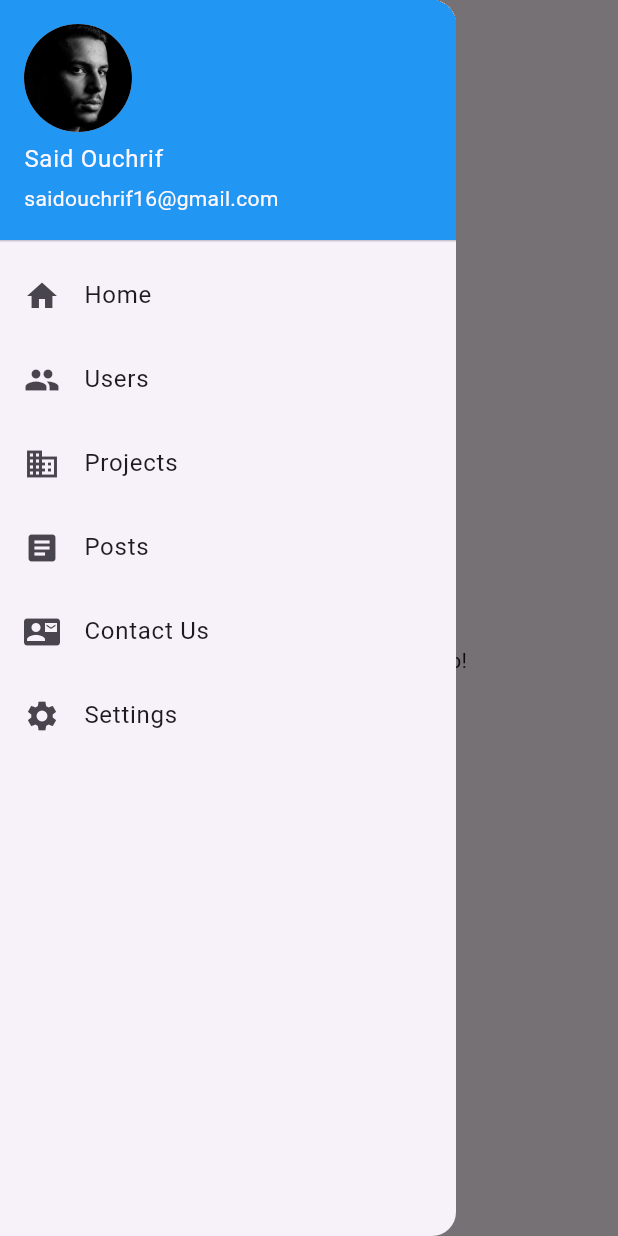
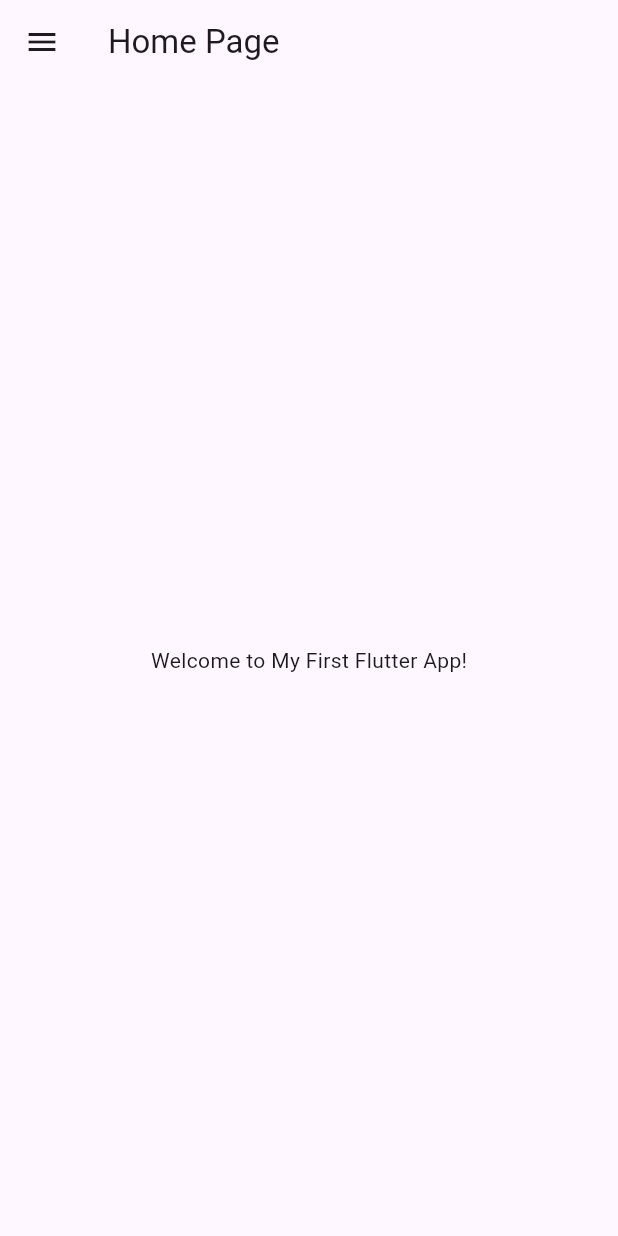
Before and after one commit to Saidouchrif/github_api_flutter_app, a Flutter app: the screen it shows after launch, in the side drawer, after a tap on "Home", on a phone screen of 412 x 824 dp. Run offline on Flutter 3.47's test engine with Material 3 defaults, Android fonts, the phone set to English and light mode, and no system bars.

Commit message:
version de code avec fonction get et add

```diff
--- a/lib/main.dart
+++ b/lib/main.dart
@@ -1,7 +1,9 @@
 import 'package:flutter/material.dart';
+import 'package:github_api_flutter_app/pages/Contact/contact_add.dart';
+import 'package:github_api_flutter_app/pages/Home/home_page.dart';
 
 void main() {
-  runApp(MyApp());
+  runApp(const MyApp());
 }
 
 class MyApp extends StatelessWidget {
@@ -10,79 +12,11 @@ class MyApp extends StatelessWidget {
   @override
   Widget build(BuildContext context) {
     return MaterialApp(
-      home: Scaffold(
-        appBar: AppBar(title: Text('My App')),
-        drawer: Drawer(
-          child: SafeArea(
-            child: Column(
-              children: [
-                UserAccountsDrawerHeader(
-                  decoration: BoxDecoration(color: Colors.blue),
-                  accountName: Text("Said Ouchrif"),
-                  accountEmail: Text("saidouchrif16@gmail.com"),
-                  currentAccountPicture: CircleAvatar(
-                    backgroundImage: AssetImage("images/profile.png"),
-                  ),
-                ),
-                ListTile(
-                  leading: Icon(Icons.home),
-                  title: Text('Home'),
-                  onTap: () {
-                    // Handle Home tap
-                  },
-                ),
-                ListTile(
-                  leading: Icon(Icons.people),
-                  title: Text('Users'),
-                  onTap: () {
-                    // Handle Users tap
-                  },
-                ),
-                ListTile(
-                  leading: Icon(Icons.business),
-                  title: Text('Projects'),
-                  onTap: () {
-                    // Handle Projects tap
-                  },
-                ),
-                ListTile(
-                  leading: Icon(Icons.article),
-                  title: Text('Posts'),
-                  onTap: () {
-                    // Handle Posts tap
-                  },
-                ),
-                ListTile(
-                  leading: Icon(Icons.contact_mail),
-                  title: Text('Contact Us'),
-                  onTap: () {
-                    // Handle Contact Us tap
-                  },
-                ),
-                ListTile(
-                  leading: Icon(Icons.settings),
-                  title: Text('Settings'),
-                  onTap: () {
-                    // Handle Settings tap
-                  },
-                ),
-              ],
-            ),
-          ),
-        ),
-        body: Mybody(),
-      ),
+      home: const HomePage(),
+      initialRoute: '/',
+      routes: {
+        "/addContact": (context) => AddContact(),
+      },
     );
   }
 }
-
-class Mybody extends StatelessWidget {
-  const Mybody({super.key});
-
-  @override
-  Widget build(BuildContext context) {
-    return Container(
-      child: Center(child: Text('Welcome to My First Flutter App!')),
-    );
-  }
-}
--- /dev/null
+++ b/lib/models/contact_model.dart
@@ -0,0 +1,8 @@
+class Contact {
+  String name;
+  String email;
+  String phone;
+  Contact(
+      {required this.name, required this.email, required this.phone}
+  );
+}
--- a/lib/pages/Home/home_page.dart
+++ b/lib/pages/Home/home_page.dart
@@ -0,0 +1,100 @@
+import 'package:flutter/material.dart';
+import 'package:github_api_flutter_app/pages/Contact/contact_page.dart';
+import 'package:github_api_flutter_app/pages/Posts/posts_page.dart';
+import 'package:github_api_flutter_app/pages/Projects/project_page.dart';
+import 'package:github_api_flutter_app/pages/Users/users_page.dart';
+class HomePage extends StatelessWidget {
+  const HomePage({super.key});
+
+  @override
+  Widget build(BuildContext context) {
+    return Scaffold(
+      appBar: AppBar(title: const Text('Home Page')),
+      drawer: Drawer(
+        child: SafeArea(
+          child: ListView(
+            padding: EdgeInsets.zero,
+            children: [
+              UserAccountsDrawerHeader(
+                decoration: const BoxDecoration(color: Colors.blue),
+                accountName: const Text("Said Ouchrif"),
+                accountEmail: const Text("saidouchrif16@gmail.com"),
+                currentAccountPicture: const CircleAvatar(
+                  backgroundImage: AssetImage("images/profile.png"),
+                ),
+              ),
+              ListTile(
+                leading: const Icon(Icons.home),
+                title: const Text('Home'),
+                onTap: () {
+                  Navigator.pop(context);
+                  Navigator.push(context,
+                  MaterialPageRoute(builder: (_)=> const HomePage())
+                  );
+                },
+              ),
+              ListTile(
+                leading: const Icon(Icons.people),
+                title: const Text('Users'),
+                onTap: () {
+                  Navigator.pop(context);
+                  Navigator.push(context,
+                  MaterialPageRoute(builder: (_)=> const Myusers())
+                  );
+                },
+              ),
+              ListTile(
+                leading: const Icon(Icons.business),
+                title: const Text('Projects'),
+                onTap: () {
+                  Navigator.pop(context);
+                  Navigator.push(context,
+                  MaterialPageRoute(builder: (_)=> const MyProject())
+                  );
+                },
+              ),
+              ListTile(
+                leading: const Icon(Icons.article),
+                title: const Text('Posts'),
+                onTap: () {
+                  Navigator.pop(context);
+                  Navigator.push(context,
+                  MaterialPageRoute(builder: (_)=> const Myposts())
+                  );
+                },
+              ),
+              ListTile(
+                leading: const Icon(Icons.contact_mail),
+                title: const Text('Contact Us'),
+                onTap: () {
+                  Navigator.pop(context);
+                  Navigator.push(
+                    context,
+                    MaterialPageRoute(builder: (_) => const ContactPages()),
+                  );
+                },
+              ),
+              ListTile(
+                leading: const Icon(Icons.settings),
+                title: const Text('Settings'),
+                onTap: () {},
+              ),
+            ],
+          ),
+        ),
+      ),
+
+      body: const MyBody(),
+    );
+  }
+}
+class MyBody extends StatelessWidget {
+  const MyBody({super.key});
+
+  @override
+  Widget build(BuildContext context) {
+    return const Center(
+      child: Text('Welcome to My First Flutter App!'),
+    );
+  }
+}
```
Also changed, not shown: lib/pages/Contact/contact_add.dart (added, +52 -0 lines), lib/pages/Contact/contact_page.dart (added, +51 -0 lines), lib/pages/Posts/posts_page.dart (added, +17 -0 lines), lib/pages/Projects/project_page.dart (added, +17 -0 lines), lib/pages/Users/users_page.dart (added, +17 -0 lines), lib/pages/Contact/cantact_update.dart (added).
